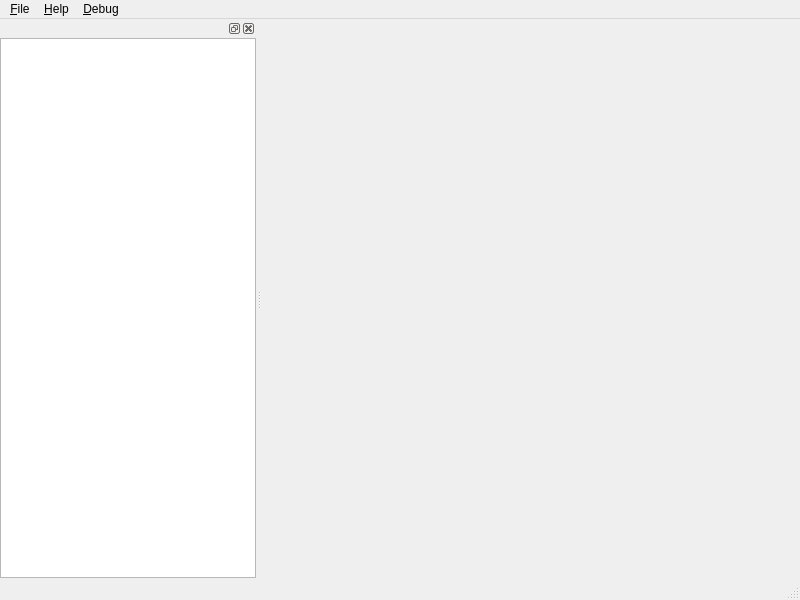
This is src/mainwindow.ui in ambiesoft/JLReader as Qt 5 draws it before an edit. The edited form follows.
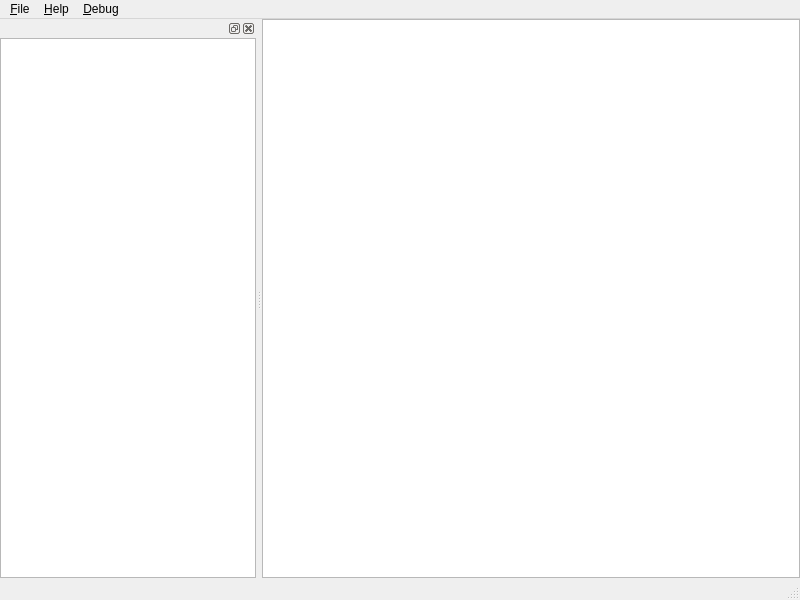
This is the edited form.

What changed in the file:
```diff
--- a/src/mainwindow.ui
+++ b/src/mainwindow.ui
@@ -13,7 +13,35 @@
   <property name="windowTitle">
    <string>MainWindow</string>
   </property>
-  <widget class="QWidget" name="centralwidget"/>
+  <widget class="QWidget" name="centralwidget">
+   <layout class="QHBoxLayout" name="horizontalLayout_2">
+    <property name="spacing">
+     <number>0</number>
+    </property>
+    <property name="leftMargin">
+     <number>0</number>
+    </property>
+    <property name="topMargin">
+     <number>0</number>
+    </property>
+    <property name="rightMargin">
+     <number>0</number>
+    </property>
+    <property name="bottomMargin">
+     <number>0</number>
+    </property>
+    <item>
+     <widget class="QTextEdit" name="textEditMain">
+      <property name="font">
+       <font>
+        <family>Consolas</family>
+        <pointsize>11</pointsize>
+       </font>
+      </property>
+     </widget>
+    </item>
+   </layout>
+  </widget>
   <widget class="QMenuBar" name="menubar">
    <property name="geometry">
     <rect>
```
Left out of the diff: 6 changed lines with no effect on the pictures.
